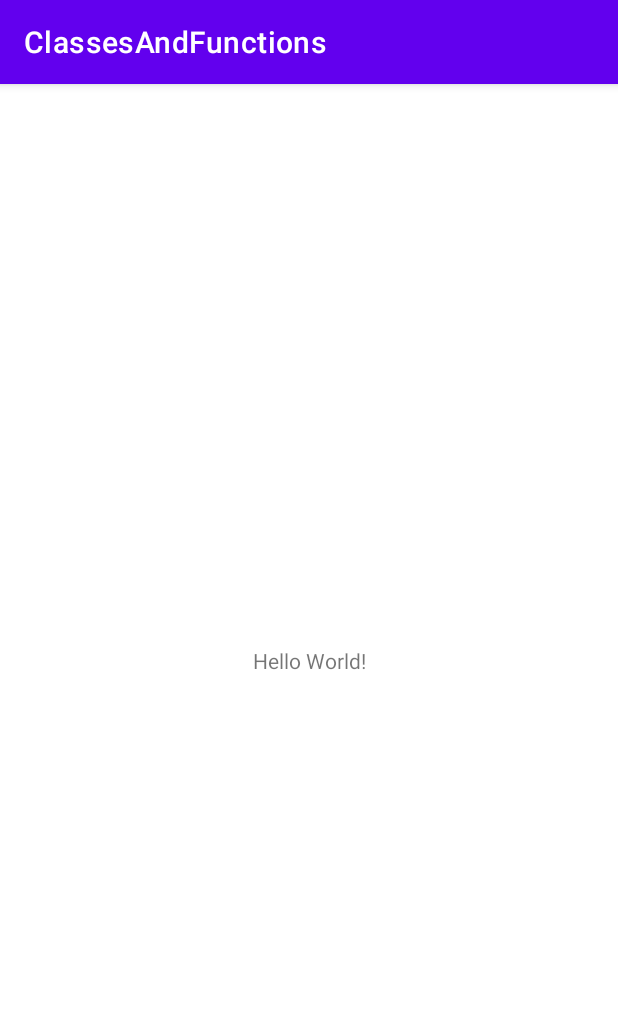
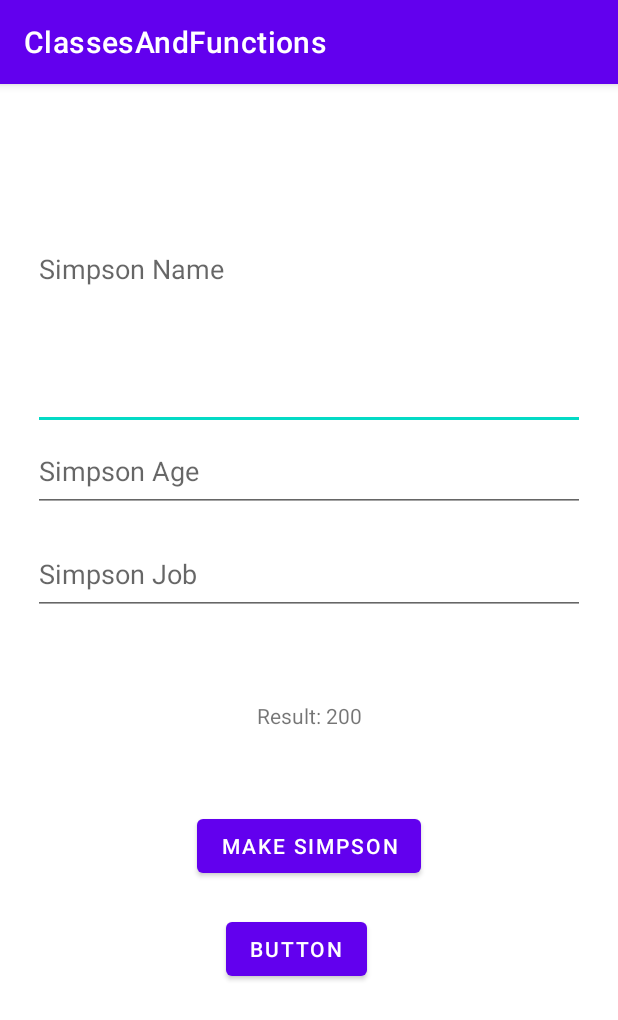
Before and after one commit to tufanakcay/ClassesAndFunctions, an Android app: the screen it shows after launch (MainActivity), on a phone screen of 412 x 824 dp. Shown: the top 1020 px of the screen. Run offline under Robolectric (Android 15) with nearby library versions, the phone set to English and light mode, and no system bars.

Commit message:
Update commit

```diff
--- a/app/src/main/java/com/tufanakcay/classesandfunctions/MainActivity.kt
+++ b/app/src/main/java/com/tufanakcay/classesandfunctions/MainActivity.kt
@@ -1,10 +1,21 @@
 package com.tufanakcay.classesandfunctions
 
+import android.annotation.SuppressLint
 import androidx.appcompat.app.AppCompatActivity
 import android.os.Bundle
+import android.view.View
+import android.widget.Button
+import android.widget.EditText
+import android.widget.TextView
 
 class MainActivity : AppCompatActivity() {
 
+    private lateinit var myTextView : TextView
+    private lateinit var myButton : Button
+    private lateinit var nameText : EditText
+    private lateinit var ageText : EditText
+    private lateinit var jobText : EditText
+    var name = ""
 
 
     override fun onCreate(savedInstanceState: Bundle?) {
@@ -12,7 +23,108 @@ class MainActivity : AppCompatActivity() {
         setContentView(R.layout.activity_main)
 
 
+
+        myTextView = findViewById(R.id.resultText)
+        myButton = findViewById(R.id.button2)
+        nameText = findViewById(R.id.nameText)
+        ageText = findViewById(R.id.ageText)
+        jobText = findViewById(R.id.jobText)
+
+
+        /*
+        myButton.setOnClickListener {
+            myTextView.text = "button clicked 2"
+        }
+
+         */
+
+        // 1) code block, reusable 2) input 3) output - return
+
+        //println("hello kotlin")
+        test()
+        mySum(10,15)
+
+        val sumResult =  mySum(40,35)
+        val result = myMultiply(10,20)
+
+        println(sumResult)
+        println(result)
+
+
+        //Class
+
+        val homer = Simpson("Homer", 50, "Nuclear")
+
+        homer.setHeight(50)
+
+
+        //Nullability
+
+        var myString : String? = null
+        myString = "test"
+        println(myString)
+
+        var myAge : Int? = null
+        //myAge = 50
+        // !! ?
+
+        //1) !!
+        //println(myAge!! * 10)
+
+        //2) safe call
+
+        println(myAge?.minus(10))
+
+        //3)
+
+        if(myAge != null) {
+            println(myAge.minus(10))
+        } else {
+            println("myAge is null")
+        }
+
+
+        //4) elvis operator
+
+        println(myAge?.minus(10) ?: -10)
+
+        //5)
+        myAge?.let {
+            println(it * 10)
+        }
+
     }
 
+    fun test() {
+        //println("test function")
+
+    }
+
+    fun mySum(a:Int, b:Int) {
+
+    }
+
+    fun myMultiply(x: Int, y: Int) : Int {
+
+        //println(x*y)
+        val result = x * y
+        myTextView.text = "Result: ${result}"
+
+        return result
+    }
+
+    @SuppressLint("SetTextI18n")
+    fun buttonClicked(view : View) {
+        name = nameText.text.toString()
+        val age = ageText.text.toString().toIntOrNull()
+        val job = jobText.text.toString()
+        if (age != null) {
+            val simpson = Simpson(name, age, job)
+            myTextView.text = "Name: ${simpson.name} Age: ${simpson.age} Job: ${simpson.job}"
+        } else {
+            myTextView.text = "Enter your age!"
+        }
+
+    }
 
 }
--- /dev/null
+++ b/app/src/main/java/com/tufanakcay/classesandfunctions/Simpson.kt
@@ -0,0 +1,32 @@
+package com.tufanakcay.classesandfunctions
+
+//primary constructor
+class Simpson( var name : String, var age: Int, var job: String) {
+
+    private var height = 0
+
+    fun setHeight(num : Int) {
+        if (num > 100) {
+            height = num
+        }
+    }
+
+    /*
+    //Property
+    var name = ""
+    var age = 0
+    var job = ""
+    var weight = 0
+    var height = 0
+
+    //Secondary Constructor
+    constructor(name : String, age : Int, job : String, weight : Int) {
+        this.name = name
+        this.age = age
+        this.job = job
+        this.weight = weight
+    }
+
+     */
+
+}
--- a/app/src/main/res/layout/activity_main.xml
+++ b/app/src/main/res/layout/activity_main.xml
@@ -6,13 +6,86 @@
     android:layout_height="match_parent"
     tools:context=".MainActivity">
 
-    <TextView
-        android:layout_width="wrap_content"
-        android:layout_height="wrap_content"
-        android:text="Hello World!"
-        app:layout_constraintBottom_toBottomOf="parent"
+    <EditText
+        android:id="@+id/nameText"
+        android:layout_width="368dp"
+        android:layout_height="0dp"
+        android:layout_marginStart="22dp"
+        android:layout_marginTop="16dp"
+        android:layout_marginEnd="22dp"
+        android:layout_marginBottom="322dp"
+        android:ems="10"
+        android:hint="Simpson Name"
+        android:inputType="textPersonName"
+        app:layout_constraintBottom_toTopOf="@+id/button3"
         app:layout_constraintEnd_toEndOf="parent"
         app:layout_constraintStart_toStartOf="parent"
         app:layout_constraintTop_toTopOf="parent" />
 
+    <EditText
+        android:id="@+id/ageText"
+        android:layout_width="0dp"
+        android:layout_height="0dp"
+        android:layout_marginStart="22dp"
+        android:layout_marginEnd="22dp"
+        android:layout_marginBottom="14dp"
+        android:ems="10"
+        android:hint="Simpson Age"
+        android:inputType="textPersonName"
+        app:layout_constraintBottom_toTopOf="@+id/jobText"
+        app:layout_constraintEnd_toEndOf="parent"
+        app:layout_constraintStart_toStartOf="parent"
+        app:layout_constraintTop_toBottomOf="@+id/nameText" />
+
+    <EditText
+        android:id="@+id/jobText"
+        android:layout_width="0dp"
+        android:layout_height="0dp"
+        android:layout_marginStart="22dp"
+        android:layout_marginEnd="22dp"
+        android:layout_marginBottom="40dp"
+        android:ems="10"
+        android:hint="Simpson Job"
+        android:inputType="textPersonName"
+        app:layout_constraintBottom_toTopOf="@+id/resultText"
+        app:layout_constraintEnd_toEndOf="parent"
+        app:layout_constraintStart_toStartOf="parent"
+        app:layout_constraintTop_toBottomOf="@+id/ageText" />
+
+    <TextView
+        android:id="@+id/resultText"
+        android:layout_width="0dp"
+        android:layout_height="0dp"
+        android:layout_marginStart="22dp"
+        android:layout_marginEnd="22dp"
+        android:layout_marginBottom="35dp"
+        android:gravity="center"
+        app:layout_constraintBottom_toTopOf="@+id/button2"
+        app:layout_constraintEnd_toEndOf="parent"
+        app:layout_constraintStart_toStartOf="parent"
+        app:layout_constraintTop_toBottomOf="@+id/jobText" />
+
+    <Button
+        android:id="@+id/button2"
+        android:layout_width="wrap_content"
+        android:layout_height="wrap_content"
+        android:layout_marginBottom="236dp"
+        android:onClick="makeSimpson"
+        android:text="Make Simpson"
+        app:layout_constraintBottom_toBottomOf="parent"
+        app:layout_constraintEnd_toEndOf="parent"
+        app:layout_constraintStart_toStartOf="parent"
+        app:layout_constraintTop_toBottomOf="@+id/resultText" />
+
+    <Button
+        android:id="@+id/button3"
+        android:layout_width="wrap_content"
+        android:layout_height="wrap_content"
+        android:layout_marginStart="19dp"
+        android:layout_marginBottom="167dp"
+        android:onClick="scopeExample"
+        android:text="Button"
+        app:layout_constraintBottom_toBottomOf="parent"
+        app:layout_constraintStart_toStartOf="@+id/button2"
+        app:layout_constraintTop_toBottomOf="@+id/nameText" />
 </androidx.constraintlayout.widget.ConstraintLayout>
```
